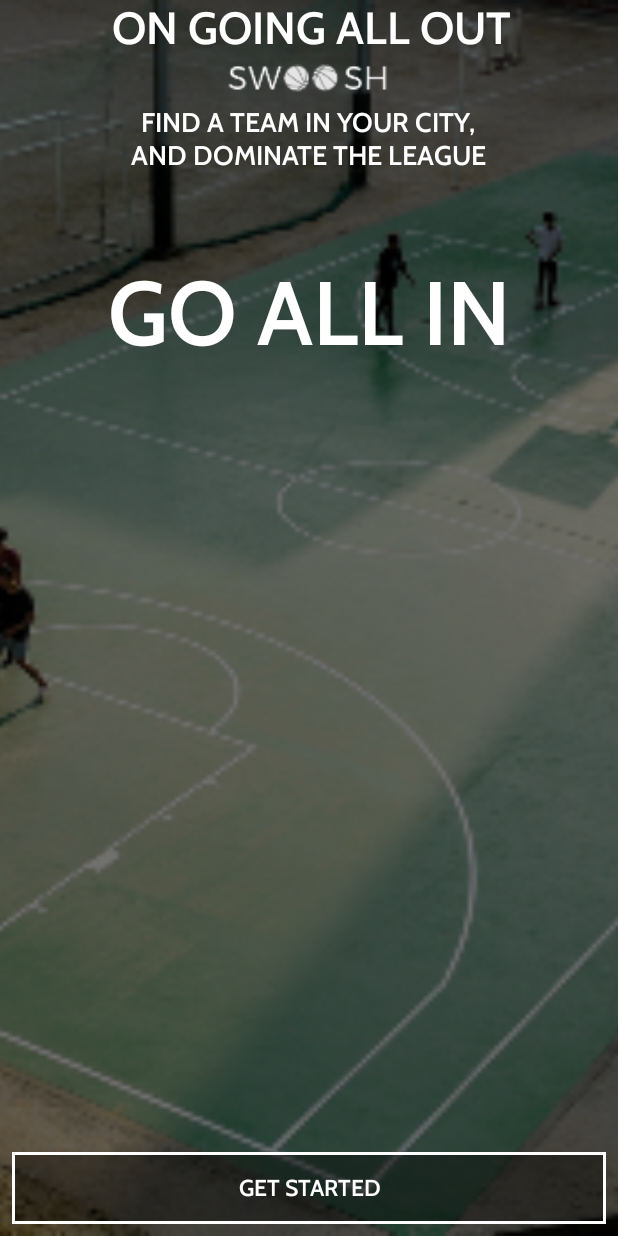
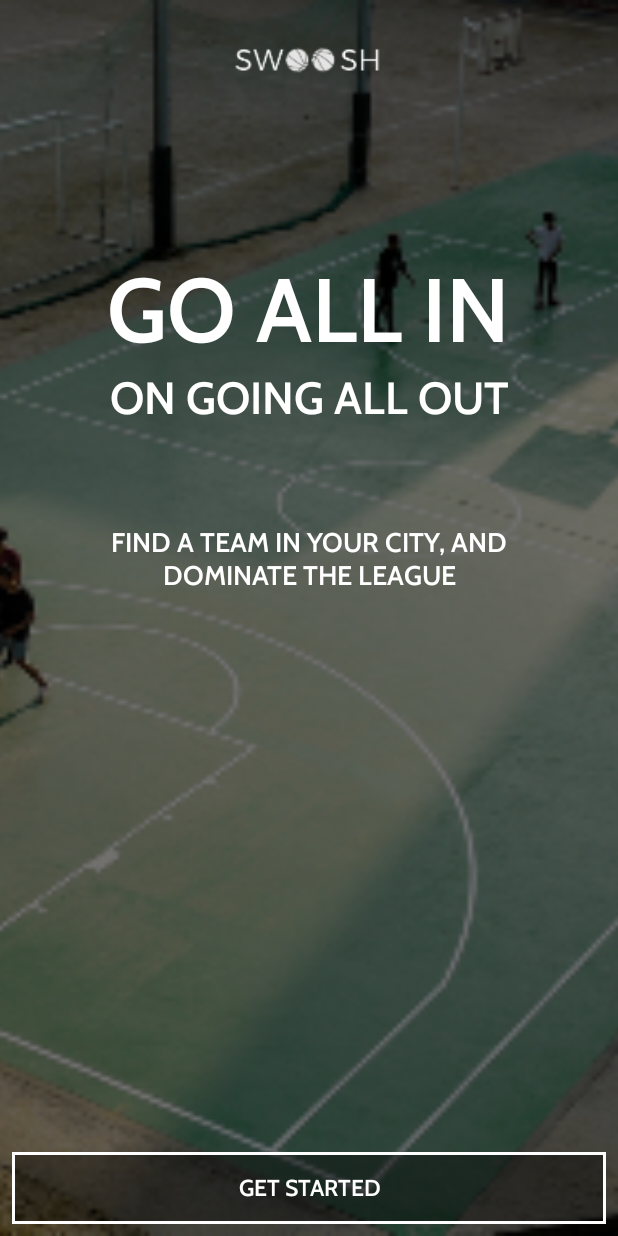
Before and after one commit to decoded-cipher/Swoosh, an Android app: the screen it shows after launch (MainActivity), on a phone screen of 412 x 824 dp. Run offline under Robolectric (Android 15) with nearby library versions, the phone set to English and light mode, and no system bars.

Commit message:
Updated Welcome Page

```diff
--- a/app/src/main/res/layout/activity_main.xml
+++ b/app/src/main/res/layout/activity_main.xml
@@ -15,41 +15,42 @@
             app:layout_constraintStart_toStartOf="parent" app:layout_constraintEnd_toEndOf="parent"
             android:scaleType="centerCrop"/>
     <ImageView
-            android:layout_width="110dp"
-            android:layout_height="40dp" app:srcCompat="@drawable/swooshlogo"
+            android:layout_width="100dp"
+            android:layout_height="60dp" app:srcCompat="@drawable/swooshlogo"
             android:id="@+id/imageView2" app:layout_constraintEnd_toEndOf="parent"
             android:layout_marginEnd="8dp" app:layout_constraintStart_toStartOf="parent"
-            android:layout_marginStart="8dp" android:layout_marginTop="32dp"
-            app:layout_constraintTop_toTopOf="@+id/imageView"/>
+            android:layout_marginStart="8dp"
+            android:layout_marginTop="10dp" app:layout_constraintTop_toTopOf="parent"
+    />
     <TextView
             android:text="GO ALL IN"
             android:layout_width="wrap_content"
-            android:layout_height="wrap_content"
+            android:layout_height="0dp"
             android:id="@+id/textView" android:textColor="#FFFFFF"
             android:fontFamily="@font/cabin_semibold" android:textSize="60sp" android:layout_marginEnd="8dp"
             app:layout_constraintEnd_toEndOf="parent" android:layout_marginStart="8dp"
-            app:layout_constraintStart_toStartOf="parent" android:layout_marginTop="100dp"
-            app:layout_constraintTop_toBottomOf="@+id/imageView2"/>
+            app:layout_constraintStart_toStartOf="parent"
+            android:layout_marginTop="100dp" app:layout_constraintTop_toBottomOf="@+id/imageView2"
+            app:layout_constraintHorizontal_bias="0.496"/>
     <TextView
             android:text="ON GOING ALL OUT"
             android:layout_width="wrap_content"
-            android:layout_height="wrap_content"
+            android:layout_height="0dp"
             android:id="@+id/textView2" app:layout_constraintEnd_toEndOf="parent" android:layout_marginEnd="8dp"
             app:layout_constraintStart_toStartOf="parent" android:layout_marginStart="8dp" android:textColor="#FFFFFF"
             android:fontFamily="@font/cabin_semibold" android:textSize="30sp"
-            app:layout_constraintHorizontal_bias="0.515"
-            tools:layout_editor_absoluteY="243dp"/>
+            app:layout_constraintTop_toBottomOf="@+id/textView"/>
     <TextView
-            android:text="FIND A TEAM IN YOUR CITY,  AND DOMINATE THE LEAGUE"
-            android:layout_width="254dp"
-            android:layout_height="50dp"
+            android:text="FIND A TEAM IN YOUR CITY, AND DOMINATE THE LEAGUE"
+            android:layout_width="315dp"
+            android:layout_height="46dp"
             android:id="@+id/textView3" app:layout_constraintEnd_toEndOf="parent" android:layout_marginEnd="8dp"
             app:layout_constraintStart_toStartOf="parent" android:layout_marginStart="8dp" android:textColor="#FFFFFF"
             android:singleLine="false" android:fontFamily="@font/cabin_semibold" android:textAlignment="center"
-            android:layout_marginTop="32dp" app:layout_constraintTop_toBottomOf="@+id/textView2"
+            android:layout_marginTop="35dp" app:layout_constraintTop_toBottomOf="@+id/textView2"
             android:textSize="18sp" android:layout_marginBottom="8dp"
-            app:layout_constraintBottom_toTopOf="@+id/button" app:layout_constraintHorizontal_bias="0.496"
-            app:layout_constraintVertical_bias="0.0"/>
+            app:layout_constraintBottom_toTopOf="@+id/button"
+            app:layout_constraintVertical_bias="0.077"/>
     <Button
             android:text="GET STARTED"
             android:layout_width="0dp"
@@ -58,5 +59,5 @@
             app:layout_constraintStart_toStartOf="parent" android:layout_marginStart="8dp"
             app:layout_constraintHorizontal_bias="0.0" android:fontFamily="@font/cabin_semibold"
             android:textSize="15sp" android:textColor="#FFFFFF" android:background="@drawable/swoosh_button"
-            android:layout_marginBottom="8dp" app:layout_constraintBottom_toBottomOf="@+id/imageView"/>
+            android:layout_marginBottom="8dp" app:layout_constraintBottom_toBottomOf="parent"/>
 </android.support.constraint.ConstraintLayout>
```
